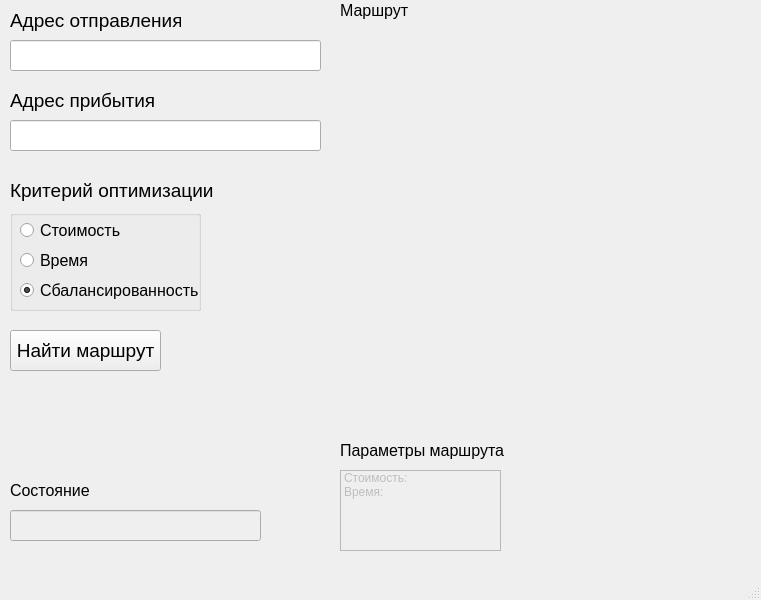
Above: mainwindow.ui from Cutecookies/Kyrsovaya before the change. Below: the same form after it.
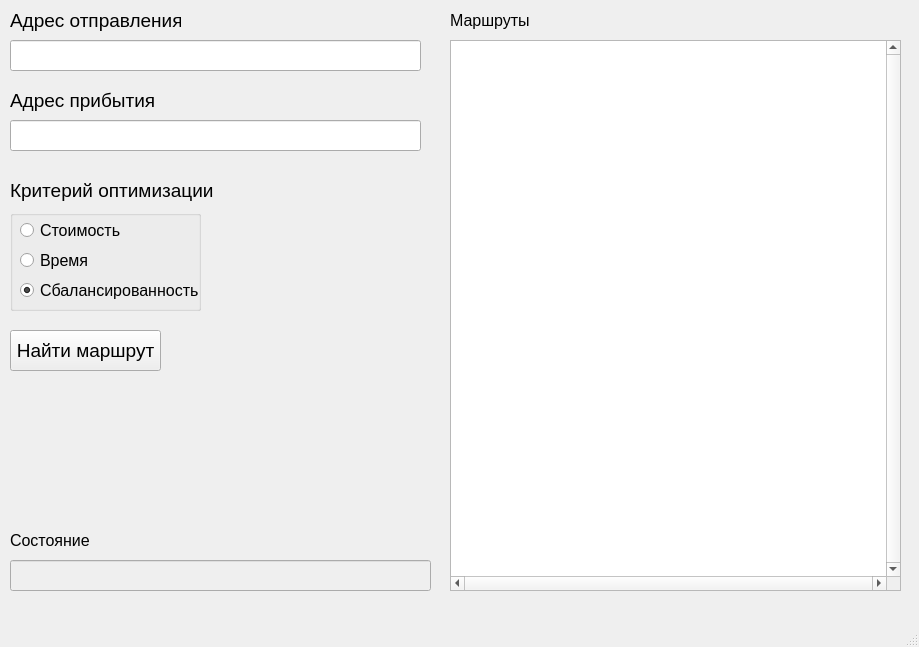
That is the form after the change.

Patch:
```diff
--- a/mainwindow.ui
+++ b/mainwindow.ui
@@ -6,8 +6,8 @@
    <rect>
     <x>0</x>
     <y>0</y>
-    <width>761</width>
-    <height>600</height>
+    <width>919</width>
+    <height>647</height>
    </rect>
   </property>
   <property name="windowTitle">
@@ -55,7 +55,7 @@
      <rect>
       <x>10</x>
       <y>40</y>
-      <width>311</width>
+      <width>411</width>
       <height>31</height>
      </rect>
     </property>
@@ -64,6 +64,9 @@
       <pointsize>12</pointsize>
      </font>
     </property>
+    <property name="text">
+     <string/>
+    </property>
    </widget>
    <widget class="QLabel" name="label_2">
     <property name="geometry">
@@ -88,7 +91,7 @@
      <rect>
       <x>10</x>
       <y>120</y>
-      <width>311</width>
+      <width>411</width>
       <height>31</height>
      </rect>
     </property>
@@ -97,29 +100,9 @@
       <pointsize>12</pointsize>
      </font>
     </property>
-   </widget>
-   <widget class="QListWidget" name="listWidget">
-    <property name="enabled">
-     <bool>false</bool>
+    <property name="text">
+     <string/>
     </property>
-    <property name="geometry">
-     <rect>
-      <x>340</x>
-      <y>470</y>
-      <width>161</width>
-      <height>81</height>
-     </rect>
-    </property>
-    <item>
-     <property name="text">
-      <string>Стоимость:</string>
-     </property>
-    </item>
-    <item>
-     <property name="text">
-      <string>Время:</string>
-     </property>
-    </item>
    </widget>
    <widget class="QGroupBox" name="groupBox">
     <property name="geometry">
@@ -213,7 +196,7 @@
     <property name="geometry">
      <rect>
       <x>10</x>
-      <y>480</y>
+      <y>530</y>
       <width>171</width>
       <height>21</height>
      </rect>
@@ -234,8 +217,8 @@
     <property name="geometry">
      <rect>
       <x>10</x>
-      <y>510</y>
-      <width>251</width>
+      <y>560</y>
+      <width>421</width>
       <height>31</height>
      </rect>
     </property>
@@ -244,31 +227,19 @@
       <pointsize>12</pointsize>
      </font>
     </property>
-   </widget>
-   <widget class="QLabel" name="label_5">
-    <property name="geometry">
-     <rect>
-      <x>340</x>
-      <y>440</y>
-      <width>171</width>
-      <height>21</height>
-     </rect>
-    </property>
-    <property name="font">
-     <font>
-      <pointsize>12</pointsize>
-     </font>
-    </property>
     <property name="text">
-     <string>Параметры маршрута</string>
+     <string/>
     </property>
    </widget>
    <widget class="QLabel" name="label_6">
+    <property name="enabled">
+     <bool>true</bool>
+    </property>
     <property name="geometry">
      <rect>
-      <x>340</x>
-      <y>0</y>
-      <width>171</width>
+      <x>450</x>
+      <y>10</y>
+      <width>451</width>
       <height>21</height>
      </rect>
     </property>
@@ -278,20 +249,36 @@
      </font>
     </property>
     <property name="text">
-     <string>Маршрут</string>
+     <string>Маршруты</string>
     </property>
    </widget>
-   <widget class="QLabel" name="label_7">
+   <widget class="QTextBrowser" name="textBrowser">
     <property name="geometry">
      <rect>
-      <x>340</x>
-      <y>30</y>
-      <width>401</width>
-      <height>401</height>
+      <x>450</x>
+      <y>40</y>
+      <width>451</width>
+      <height>551</height>
      </rect>
     </property>
-    <property name="text">
-     <string/>
+    <property name="verticalScrollBarPolicy">
+     <enum>Qt::ScrollBarPolicy::ScrollBarAlwaysOn</enum>
+    </property>
+    <property name="horizontalScrollBarPolicy">
+     <enum>Qt::ScrollBarPolicy::ScrollBarAlwaysOn</enum>
+    </property>
+    <property name="lineWrapMode">
+     <enum>QTextEdit::LineWrapMode::NoWrap</enum>
+    </property>
+    <property name="html">
+     <string>&lt;!DOCTYPE HTML PUBLIC &quot;-//W3C//DTD HTML 4.0//EN&quot; &quot;http://www.w3.org/TR/REC-html40/strict.dtd&quot;&gt;
+&lt;html&gt;&lt;head&gt;&lt;meta name=&quot;qrichtext&quot; content=&quot;1&quot; /&gt;&lt;meta charset=&quot;utf-8&quot; /&gt;&lt;style type=&quot;text/css&quot;&gt;
+p, li { white-space: pre-wrap; }
+hr { height: 1px; border-width: 0; }
+li.unchecked::marker { content: &quot;\2610&quot;; }
+li.checked::marker { content: &quot;\2612&quot;; }
+&lt;/style&gt;&lt;/head&gt;&lt;body style=&quot; font-family:'Segoe UI'; font-size:9pt; font-weight:400; font-style:normal;&quot;&gt;
+&lt;p style=&quot;-qt-paragraph-type:empty; margin-top:0px; margin-bottom:0px; margin-left:0px; margin-right:0px; -qt-block-indent:0; text-indent:0px;&quot;&gt;&lt;br /&gt;&lt;/p&gt;&lt;/body&gt;&lt;/html&gt;</string>
     </property>
    </widget>
   </widget>
```
Left out of the diff: 19 changed lines with no effect on the pictures.
